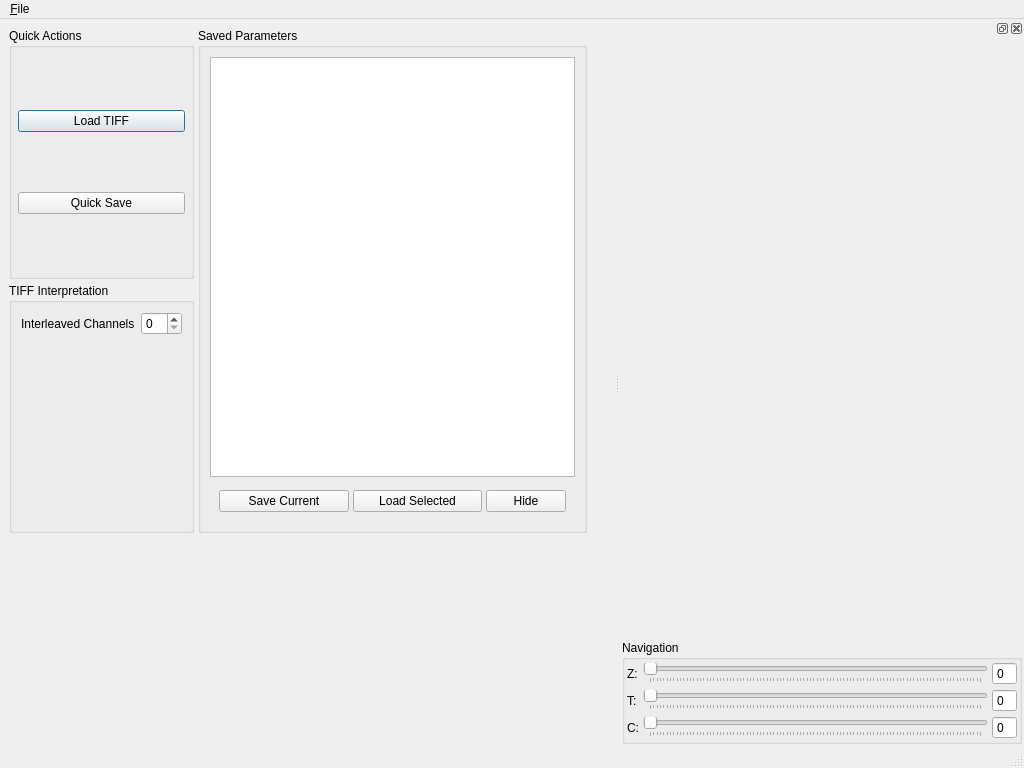
Old version of the form src/mainwindow.ui in the repository bothlab/omerewriter.
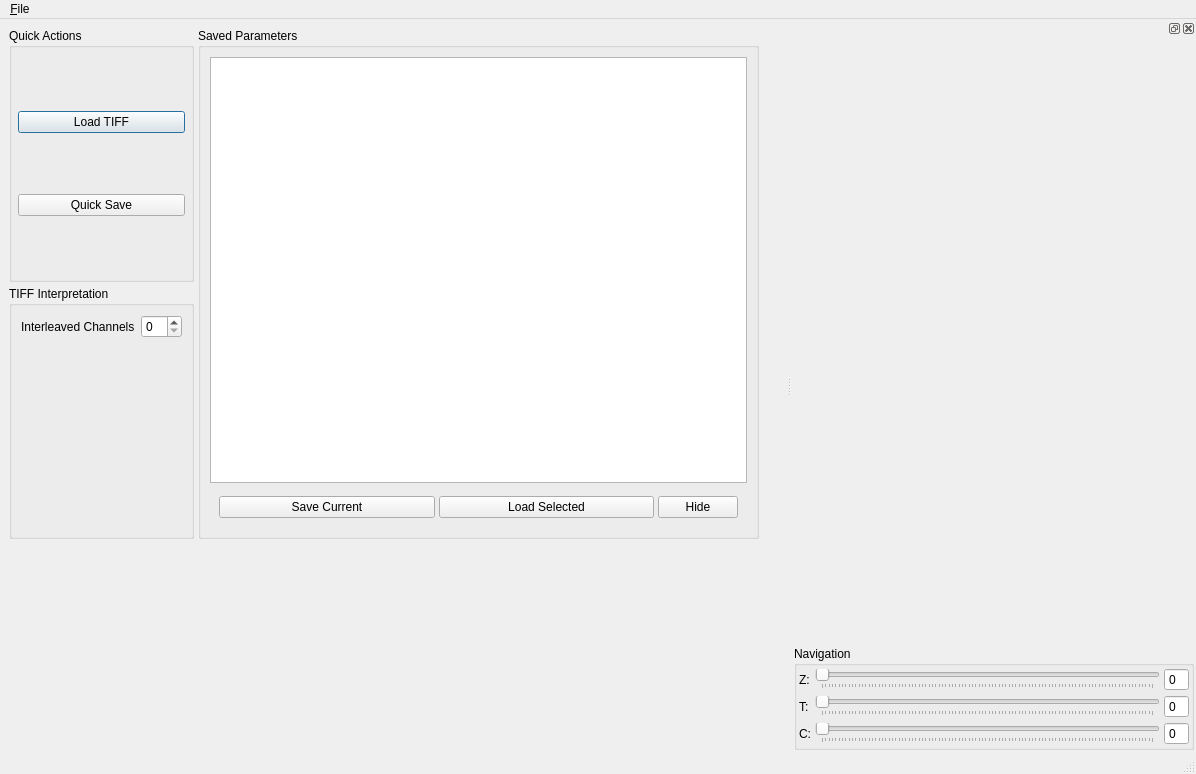
New version of the form. Icons and pictures are not drawn. Custom widgets are drawn as their Qt base class.

Commit message: Elide the image name in GUI

```diff
--- a/src/mainwindow.ui
+++ b/src/mainwindow.ui
@@ -6,8 +6,8 @@
    <rect>
     <x>0</x>
     <y>0</y>
-    <width>1024</width>
-    <height>768</height>
+    <width>1196</width>
+    <height>774</height>
    </rect>
   </property>
   <property name="windowTitle">
@@ -218,7 +218,7 @@
     <rect>
      <x>0</x>
      <y>0</y>
-     <width>1024</width>
+     <width>1196</width>
      <height>30</height>
     </rect>
    </property>
@@ -238,6 +238,12 @@
   </widget>
   <widget class="QStatusBar" name="statusbar"/>
   <widget class="QDockWidget" name="viewDockWidget">
+   <property name="sizePolicy">
+    <sizepolicy hsizetype="Expanding" vsizetype="Preferred">
+     <horstretch>0</horstretch>
+     <verstretch>0</verstretch>
+    </sizepolicy>
+   </property>
    <attribute name="dockWidgetArea">
     <number>2</number>
    </attribute>
```
The commit also changes 5 other files.
